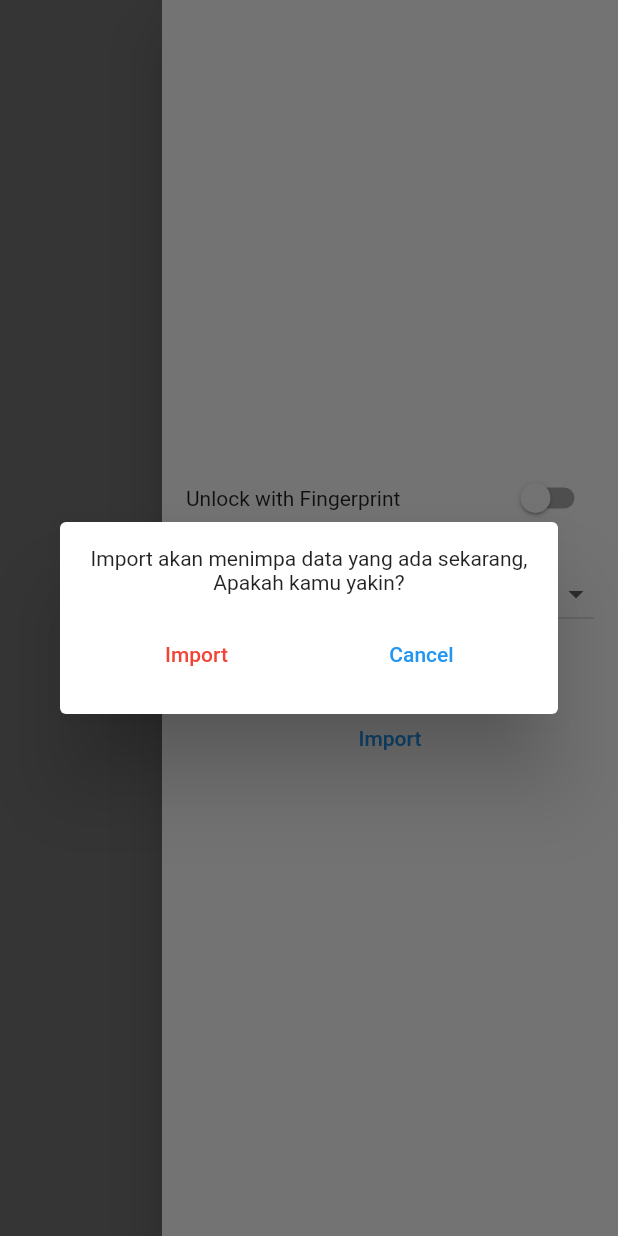
After one commit to Harits19/my_password_app, a Flutter app: the HomePage screen opened directly, after a tap on the "menu" icon, after a tap on "Import", on a phone screen of 412 x 824 dp. The commit adds this screen. Run offline on Flutter 3.47's test engine with Material 2 defaults, Android fonts, the light colour scheme and no system bars; our stand-ins replace file_picker, flutter_riverpod, local_auth, share_plus, shared_preferences; missing offline and left inert: clipboard, encrypt; accounts and stored records are empty.

Commit message:
implement export import

```diff
--- a/lib/app.dart
+++ b/lib/app.dart
@@ -1,8 +1,9 @@
 import 'package:flutter/material.dart';
 import 'package:flutter_riverpod/flutter_riverpod.dart';
+import 'package:my_password_app/core/providers/sign_in/sign_in_notifier.dart';
 import 'package:my_password_app/core/providers/theme/theme_notifier.dart';
+import 'package:my_password_app/extensions/context_extension.dart';
 import 'package:my_password_app/ui/pages/sign_in/sign_in_page.dart';
-import 'package:my_password_app/ui/widgets/handle_time_out_widget.dart';
 
 // TODO mengubah menjadi aplikasi full offiline
 // TODO app can send file backup via bluetooth
--- a/lib/core/providers/password/password_notifier.dart
+++ b/lib/core/providers/password/password_notifier.dart
@@ -1,13 +1,23 @@
 import 'package:flutter_riverpod/flutter_riverpod.dart';
+import 'package:my_password_app/core/providers/sign_in/sign_in_notifier.dart';
+import 'package:my_password_app/core/services/share_service.dart';
 import 'package:my_password_app/models/password_model.dart';
 import 'package:my_password_app/core/services/password_service.dart';
+import 'package:my_password_app/models/share_model.dart';
 
 final passwordProvider =
     StateNotifierProvider<PasswordNotifier, List<PasswordModel>>(
-        (ref) => PasswordNotifier()..get());
+  (ref) {
+    return PasswordNotifier(
+      ref,
+    )..get();
+  },
+);
 
 class PasswordNotifier extends StateNotifier<List<PasswordModel>> {
-  PasswordNotifier() : super([]);
+  PasswordNotifier(this.ref) : super([]);
+
+  final Ref ref;
 
   void add(PasswordModel passwordModel) {
     state.add(passwordModel);
@@ -30,7 +40,7 @@ class PasswordNotifier extends StateNotifier<List<PasswordModel>> {
     sync();
   }
 
-  void sync() async {
+  Future<void> sync() async {
     await PasswordService.save(state);
     get();
   }
@@ -39,4 +49,30 @@ class PasswordNotifier extends StateNotifier<List<PasswordModel>> {
     final result = PasswordService.get();
     state = result;
   }
+
+  void export() {
+    ShareService().export(ShareModel(
+      signInState: ref.watch(signInProvider).copyWith(
+            useFingerprint: false,
+            isLoggedIn: false,
+          ),
+      passwords: state,
+    ));
+  }
+
+  Future<void> import() async {
+    final shareModel = await ShareService().import();
+
+    print(shareModel?.toJson());
+    final passwords = shareModel?.passwords;
+    final signInState = shareModel?.signInState;
+    if (passwords != null) {
+      state = passwords;
+      await sync();
+    }
+    if (signInState != null) {
+      final signRead = ref.read(signInProvider.notifier);
+      await signRead.import(signInState);
+    }
+  }
 }
--- a/lib/core/services/sign_in_service.dart
+++ b/lib/core/services/sign_in_service.dart
@@ -19,4 +19,6 @@ class SignInService {
     if (result == null) return SignInState();
     return SignInState.fromJson(jsonDecode(result));
   }
+
+
 }
--- /dev/null
+++ b/lib/ui/pages/home/views/confirm_import_view.dart
@@ -0,0 +1,75 @@
+
+import 'package:flutter/material.dart';
+import 'package:my_password_app/ui/konstans/k_size.dart';
+
+class ConfirmImportView extends StatelessWidget {
+  static Future<bool> show(BuildContext context) async {
+    final confirmImport = await showDialog<bool>(
+      context: context,
+      builder: (context) {
+        return const ConfirmImportView();
+      },
+    );
+    return confirmImport ?? false;
+  }
+
+  const ConfirmImportView({super.key});
+
+  @override
+  Widget build(BuildContext context) {
+    buttonItem({
+      required String text,
+      Color? color,
+      required VoidCallback onPress,
+    }) {
+      return Expanded(
+        child: SizedBox(
+          width: double.maxFinite,
+          child: TextButton(
+            onPressed: onPress,
+            child: Text(
+              text,
+              style: TextStyle(color: color),
+            ),
+          ),
+        ),
+      );
+    }
+
+    return Dialog(
+      child: Padding(
+        padding: const EdgeInsets.all(KSize.s16),
+        child: Column(
+          mainAxisSize: MainAxisSize.min,
+          children: [
+            const Text(
+              'Import akan menimpa data yang ada sekarang, \nApakah kamu yakin?',
+              textAlign: TextAlign.center,
+              style: TextStyle(),
+            ),
+            const SizedBox(
+              height: KSize.s16,
+            ),
+            Row(
+              children: [
+                buttonItem(
+                  text: 'Import',
+                  onPress: () {
+                    Navigator.pop(context, true);
+                  },
+                  color: Colors.red,
+                ),
+                buttonItem(
+                  text: 'Cancel',
+                  onPress: () {
+                    Navigator.pop(context, false);
+                  },
+                ),
+              ],
+            )
+          ],
+        ),
+      ),
+    );
+  }
+}
--- a/lib/ui/pages/home/views/drawer_view.dart
+++ b/lib/ui/pages/home/views/drawer_view.dart
@@ -1,8 +1,12 @@
 import 'package:flutter/material.dart';
 import 'package:flutter_riverpod/flutter_riverpod.dart';
+import 'package:my_password_app/core/providers/password/password_notifier.dart';
 import 'package:my_password_app/core/providers/sign_in/sign_in_notifier.dart';
 import 'package:my_password_app/core/providers/theme/theme_notifier.dart';
+import 'package:my_password_app/extensions/context_extension.dart';
 import 'package:my_password_app/ui/konstans/k_size.dart';
+import 'package:my_password_app/ui/pages/home/views/confirm_import_view.dart';
+import 'package:my_password_app/ui/pages/sign_in/sign_in_page.dart';
 import 'package:my_password_app/ui/widgets/space_widget.dart';
 
 class DrawerView extends ConsumerStatefulWidget {
@@ -19,8 +23,19 @@ class _DrawerViewState extends ConsumerState<DrawerView> {
   Widget build(BuildContext context) {
     final signInWatch = ref.watch(signInProvider);
     final signInRead = ref.read(signInProvider.notifier);
+    final passwordRead = ref.read(passwordProvider.notifier);
     final themeRead = ref.read(themeProvider.notifier);
     final themeWatch = ref.watch(themeProvider);
+
+    ref.listen(
+      signInProvider,
+      (prev, next) {
+        if (!next.isLoggedIn) {
+          print('log out');
+          context.popAll(SignInPage());
+        }
+      },
+    );
     return Drawer(
       child: SafeArea(
         child: Padding(
@@ -61,7 +76,22 @@ class _DrawerViewState extends ConsumerState<DrawerView> {
                   if (val == null) return;
                   themeRead.setTheme(val);
                 },
-              )
+              ),
+              TextButton(
+                onPressed: () {
+                  passwordRead.export();
+                },
+                child: Text('Export'),
+              ),
+              TextButton(
+                onPressed: () async {
+                  final isConfirmed = await ConfirmImportView.show(context);
+                  if (!isConfirmed) return;
+                  await passwordRead.import();
+                  signInRead.signOut();
+                },
+                child: Text('Import'),
+              ),
             ],
           ),
         ),
--- a/lib/ui/pages/sign_in/sign_in_page.dart
+++ b/lib/ui/pages/sign_in/sign_in_page.dart
@@ -1,6 +1,7 @@
 import 'package:flutter/material.dart';
 import 'package:flutter_riverpod/flutter_riverpod.dart';
 import 'package:my_password_app/core/providers/sign_in/sign_in_notifier.dart';
+import 'package:my_password_app/extensions/context_extension.dart';
 import 'package:my_password_app/ui/konstans/k_assets.dart';
 import 'package:my_password_app/ui/konstans/k_size.dart';
 import 'package:my_password_app/ui/pages/sign_in/views/sign_in_finger_print_page.dart';
@@ -19,6 +20,7 @@ class _SignInPageState extends ConsumerState<SignInPage> {
   @override
   Widget build(BuildContext context) {
     final useFingerprint = ref.watch(signInProvider).useFingerprint;
+
     return Scaffold(
       body: SafeArea(
         child: Padding(
--- a/pubspec.yaml
+++ b/pubspec.yaml
@@ -11,10 +11,13 @@ environment:
 dependencies:
   clipboard: ^0.1.3
   encrypt: ^5.0.1
+  file_picker: ^5.2.6
   flutter:
     sdk: flutter
   flutter_riverpod: ^2.3.2
   local_auth: ^2.1.6
+  path_provider: ^2.0.14
+  share_plus: ^6.3.1
   shared_preferences: ^2.0.15
 
 dev_dependencies:
```
Also changed, not shown: lib/core/providers/sign_in/sign_in_notifier.dart (+9 -0 lines), lib/core/services/share_service.dart (added, +38 -0 lines), lib/extensions/context_extension.dart (+6 -1 lines), lib/models/share_model.dart (added, +25 -0 lines), pubspec.lock, 5 other files.
